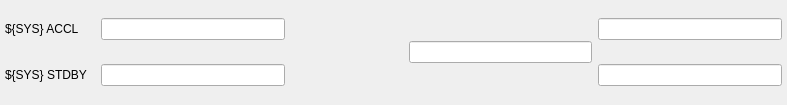
Qt form hl_triggers_sys.ui (cristinasewell/ATCA_PyDM_Screens) before a commit.
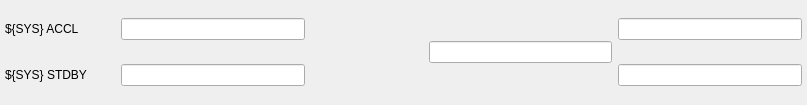
The same form after that commit. Custom widgets are drawn as their Qt base class.

Commit message: Add DaqMux high level triggers

```diff
--- a/hl_triggers_sys.ui
+++ b/hl_triggers_sys.ui
@@ -6,7 +6,7 @@
    <rect>
     <x>0</x>
     <y>0</y>
-    <width>787</width>
+    <width>807</width>
     <height>105</height>
    </rect>
   </property>
@@ -143,7 +143,7 @@
        </property>
        <property name="minimumSize">
         <size>
-         <width>90</width>
+         <width>110</width>
          <height>0</height>
         </size>
        </property>
@@ -406,7 +406,7 @@
       <widget class="QLabel" name="label_2">
        <property name="minimumSize">
         <size>
-         <width>90</width>
+         <width>110</width>
          <height>0</height>
         </size>
        </property>
```
The commit also changes 2 other files.
